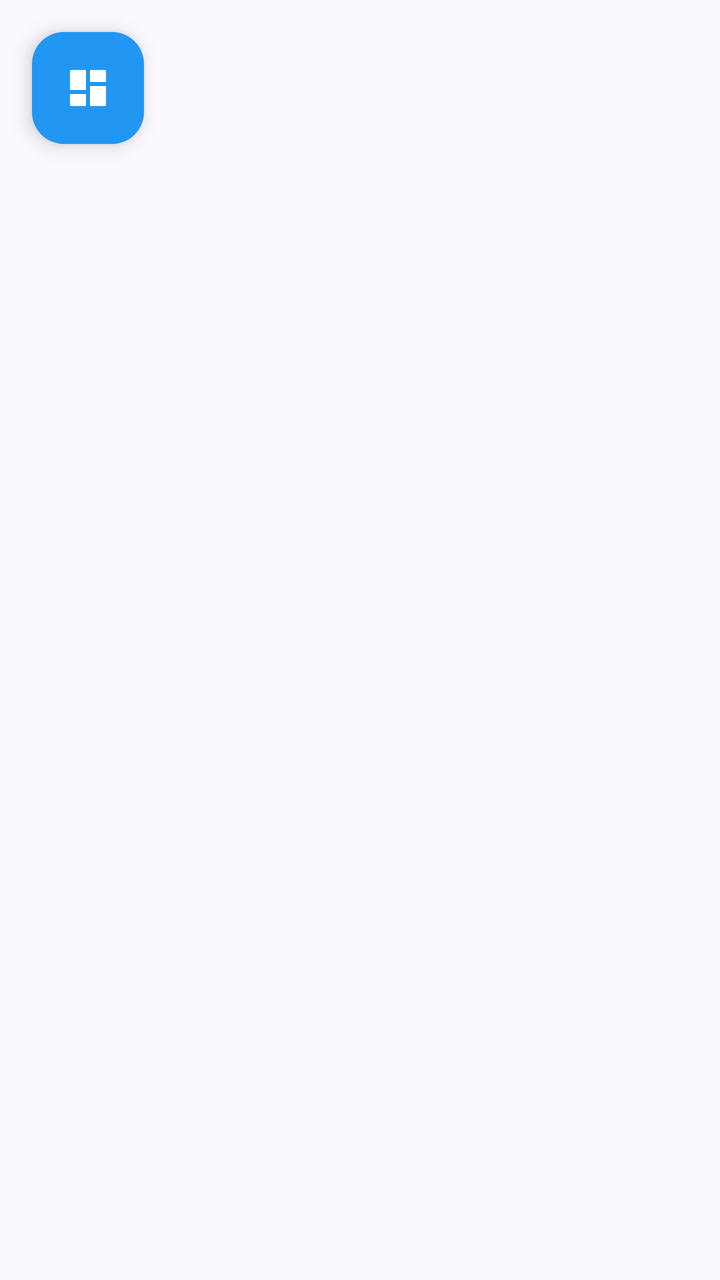
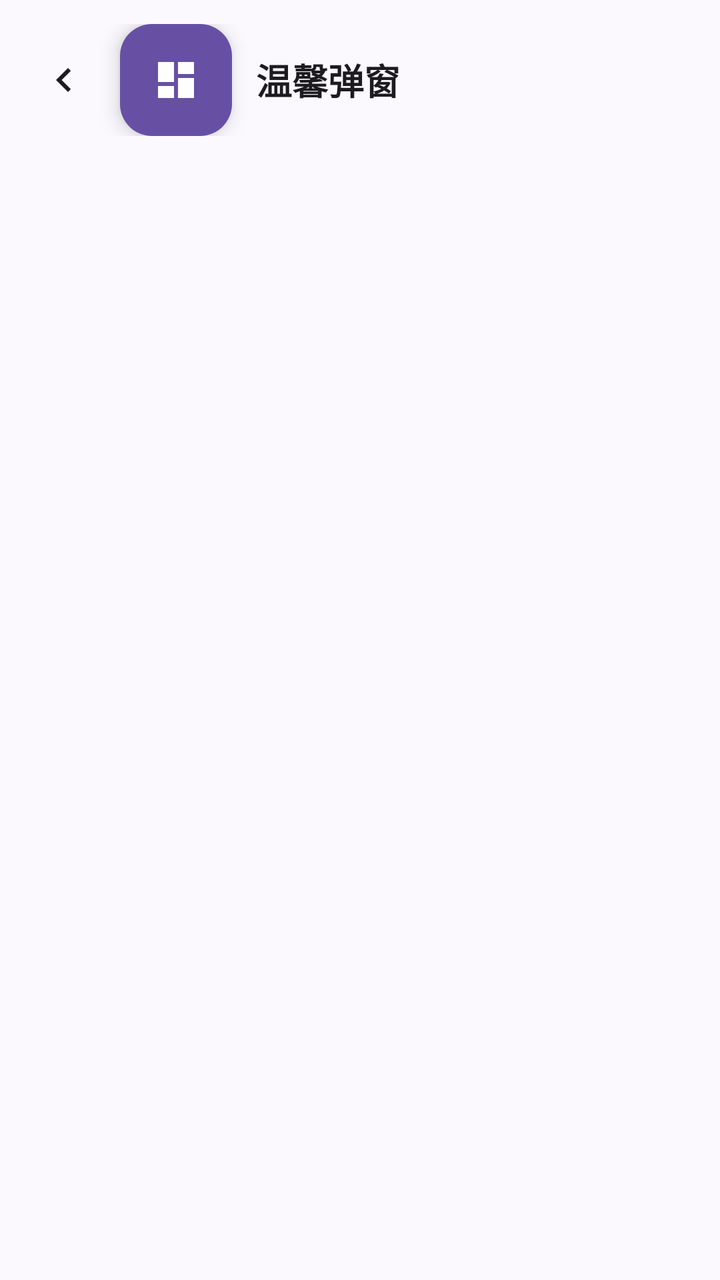

An Android layout rendered at two revisions. The XML below is the earlier revision; the diff shows what the commit changed to produce the second picture.
<!-- AndroidManifest.xml: activity theme Theme.WanXiangHub.Popup -->
<!-- res/layout/activity_warm_popup.xml -->
<?xml version="1.0" encoding="utf-8"?>
<androidx.constraintlayout.widget.ConstraintLayout xmlns:android="http://schemas.android.com/apk/res/android"
    xmlns:app="http://schemas.android.com/apk/res-auto"
    xmlns:tools="http://schemas.android.com/tools"
    android:id="@+id/main_container"
    android:layout_width="match_parent"
    android:layout_height="match_parent"
    android:background="@color/warm_bg">

    
    <androidx.cardview.widget.CardView
        android:id="@+id/control_panel"
        android:layout_width="wrap_content"
        android:layout_height="wrap_content"
        android:layout_margin="16dp"
        app:cardBackgroundColor="@android:color/white"
        app:cardCornerRadius="8dp"
        app:cardElevation="8dp"
        app:layout_constraintStart_toStartOf="parent"
        app:layout_constraintTop_toTopOf="parent"
        android:visibility="gone">

        <LinearLayout
            android:layout_width="wrap_content"
            android:layout_height="wrap_content"
            android:orientation="vertical"
            android:padding="16dp">

            <TextView
                android:id="@+id/tv_info"
                android:layout_width="wrap_content"
                android:layout_height="wrap_content"
                android:text="当前弹窗数量: 0 / 300"
                android:textColor="#333"
                android:textSize="14sp" />

            <LinearLayout
                android:layout_width="wrap_content"
                android:layout_height="wrap_content"
                android:orientation="horizontal"
                android:layout_marginTop="8dp">

                <Button
                    android:id="@+id/btn_start"
                    android:layout_width="wrap_content"
                    android:layout_height="wrap_content"
                    android:backgroundTint="#4CAF50"
                    android:text="开始弹窗"
                    android:textColor="@android:color/white"
                    android:textSize="12sp"
                    android:minHeight="40dp"/>

                <Button
                    android:id="@+id/btn_stop"
                    android:layout_width="wrap_content"
                    android:layout_height="wrap_content"
                    android:layout_marginStart="8dp"
                    android:backgroundTint="#F44336"
                    android:text="停止弹窗"
                    android:textColor="@android:color/white"
                    android:textSize="12sp"
                    android:minHeight="40dp"/>
            </LinearLayout>

            <Button
                android:id="@+id/btn_close_all"
                android:layout_width="match_parent"
                android:layout_height="wrap_content"
                android:layout_marginTop="8dp"
                android:backgroundTint="#4CAF50"
                android:text="关闭所有"
                android:textColor="@android:color/white"
                android:textSize="12sp"
                android:minHeight="40dp"/>
        </LinearLayout>
    </androidx.cardview.widget.CardView>

    
    <com.google.android.material.floatingactionbutton.FloatingActionButton
        android:id="@+id/btn_toggle_panel"
        android:layout_width="wrap_content"
        android:layout_height="wrap_content"
        android:layout_margin="16dp"
        android:src="@drawable/ic_dashboard"
        app:backgroundTint="#2196F3"
        app:tint="@android:color/white"
        app:fabSize="mini"
        app:layout_constraintStart_toStartOf="parent"
        app:layout_constraintTop_toTopOf="parent" />

    
    <FrameLayout
        android:id="@+id/popup_container"
        android:layout_width="match_parent"
        android:layout_height="match_parent"
        app:layout_constraintTop_toTopOf="parent"
        app:layout_constraintBottom_toBottomOf="parent"
        app:layout_constraintStart_toStartOf="parent"
        app:layout_constraintEnd_toEndOf="parent" />

</androidx.constraintlayout.widget.ConstraintLayout>
<!-- resources referenced by this layout -->
<resources>
  <color name="warm_bg">#FBF9FE</color>
  <!-- drawable ic_dashboard (drawable) -->
  <vector xmlns:android="http://schemas.android.com/apk/res/android"
      android:width="24dp"
      android:height="24dp"
      android:viewportWidth="24"
      android:viewportHeight="24"
      android:tint="?attr/colorControlNormal">
      <path
          android:fillColor="@android:color/white"
          android:pathData="M3,13h8L11,3L3,3v10zM3,21h8v-6L3,15v6zM13,21h8L21,11h-8v10zM13,3v6h8L21,3h-8z"/>
  </vector>
  <style name="Theme.WanXiangHub.Popup" parent="Theme.Material3.DayNight.NoActionBar">
          <item name="android:windowIsTranslucent">true</item>
          <item name="android:windowBackground">@android:color/transparent</item>
          <item name="android:windowContentOverlay">@null</item>
          <item name="android:backgroundDimEnabled">true</item>
          <item name="android:statusBarColor">@android:color/transparent</item>
          <item name="android:navigationBarColor">@android:color/transparent</item>
          <item name="android:windowLightStatusBar">true</item>
      </style>
</resources>

<!-- the commit's change to res/layout/activity_warm_popup.xml (unified diff, before → after) -->
@@ -5,97 +5,129 @@
     android:id="@+id/main_container"
     android:layout_width="match_parent"
     android:layout_height="match_parent"
-    android:background="@color/warm_bg">
+    android:background="@color/warm_bg"
+    tools:context=".WarmPopupActivity">
 
     
-    <androidx.cardview.widget.CardView
+    <LinearLayout
+        android:id="@+id/top_bar"
+        android:layout_width="match_parent"
+        android:layout_height="wrap_content"
+        android:gravity="center_vertical"
+        android:orientation="horizontal"
+        android:padding="12dp"
+        app:layout_constraintStart_toStartOf="parent"
+        app:layout_constraintTop_toTopOf="parent">
+
+        <ImageView
+            android:id="@+id/btn_back_popup"
+            android:layout_width="40dp"
+            android:layout_height="40dp"
+            android:background="?attr/selectableItemBackgroundBorderless"
+            android:clickable="true"
+            android:contentDescription="返回"
+            android:focusable="true"
+            android:padding="8dp"
+            android:src="@drawable/ic_arrow_back"
+            app:tint="?attr/colorOnSurface" />
+
+        <com.google.android.material.floatingactionbutton.FloatingActionButton
+            android:id="@+id/btn_toggle_panel"
+            android:layout_width="wrap_content"
+            android:layout_height="wrap_content"
+            android:layout_marginStart="8dp"
+            android:contentDescription="控制面板"
+            android:src="@drawable/ic_dashboard"
+            app:backgroundTint="?attr/colorPrimary"
+            app:fabSize="mini"
+            app:tint="@color/white" />
+
+        <TextView
+            android:layout_width="wrap_content"
+            android:layout_height="wrap_content"
+            android:layout_marginStart="12dp"
+            android:text="温馨弹窗"
+            android:textColor="?attr/colorOnSurface"
+            android:textSize="18sp"
+            android:textStyle="bold" />
+
+    </LinearLayout>
+
+    
+    <com.google.android.material.card.MaterialCardView
         android:id="@+id/control_panel"
+        style="@style/Widget.App.CardView"
         android:layout_width="wrap_content"
         android:layout_height="wrap_content"
         android:layout_margin="16dp"
-        app:cardBackgroundColor="@android:color/white"
-        app:cardCornerRadius="8dp"
+        android:visibility="gone"
+        app:cardCornerRadius="20dp"
         app:cardElevation="8dp"
         app:layout_constraintStart_toStartOf="parent"
-        app:layout_constraintTop_toTopOf="parent"
-        android:visibility="gone">
+        app:layout_constraintTop_toBottomOf="@+id/top_bar">
 
         <LinearLayout
             android:layout_width="wrap_content"
             android:layout_height="wrap_content"
             android:orientation="vertical"
-            android:padding="16dp">
+            android:padding="18dp">
 
             <TextView
                 android:id="@+id/tv_info"
                 android:layout_width="wrap_content"
                 android:layout_height="wrap_content"
                 android:text="当前弹窗数量: 0 / 300"
-                android:textColor="#333"
-                android:textSize="14sp" />
+                android:textColor="?attr/colorOnSurface"
+                android:textSize="14sp"
+                android:textStyle="bold" />
 
             <LinearLayout
                 android:layout_width="wrap_content"
                 android:layout_height="wrap_content"
-                android:orientation="horizontal"
-                android:layout_marginTop="8dp">
+                android:layout_marginTop="12dp"
+                android:orientation="horizontal">
 
-                <Button
+                <com.google.android.material.button.MaterialButton
                     android:id="@+id/btn_start"
                     android:layout_width="wrap_content"
                     android:layout_height="wrap_content"
-                    android:backgroundTint="#4CAF50"
-                    android:text="开始弹窗"
-                    android:textColor="@android:color/white"
-                    android:textSize="12sp"
-                    android:minHeight="40dp"/>
+                    android:minHeight="40dp"
+                    android:paddingStart="16dp"
+                    android:paddingEnd="16dp"
+                    android:text="开始弹窗" />
 
-                <Button
+                <com.google.android.material.button.MaterialButton
                     android:id="@+id/btn_stop"
+                    style="?attr/materialButtonOutlinedStyle"
                     android:layout_width="wrap_content"
                     android:layout_height="wrap_content"
                     android:layout_marginStart="8dp"
-                    android:backgroundTint="#F44336"
+                    android:minHeight="40dp"
+                    android:paddingStart="16dp"
+                    android:paddingEnd="16dp"
                     android:text="停止弹窗"
-                    android:textColor="@android:color/white"
-                    android:textSize="12sp"
-                    android:minHeight="40dp"/>
+                    android:textColor="?attr/colorError"
+                    app:strokeColor="?attr/colorError" />
             </LinearLayout>
 
-            <Button
+            <com.google.android.material.button.MaterialButton
                 android:id="@+id/btn_close_all"
+                style="?attr/materialButtonOutlinedStyle"
                 android:layout_width="match_parent"
                 android:layout_height="wrap_content"
                 android:layout_marginTop="8dp"
-                android:backgroundTint="#4CAF50"
-                android:text="关闭所有"
-                android:textColor="@android:color/white"
-                android:textSize="12sp"
-                android:minHeight="40dp"/>
+                android:minHeight="40dp"
+                android:text="关闭所有弹窗" />
+
         </LinearLayout>
-    </androidx.cardview.widget.CardView>
-
-    
-    <com.google.android.material.floatingactionbutton.FloatingActionButton
-        android:id="@+id/btn_toggle_panel"
-        android:layout_width="wrap_content"
-        android:layout_height="wrap_content"
-        android:layout_margin="16dp"
-        android:src="@drawable/ic_dashboard"
-        app:backgroundTint="#2196F3"
-        app:tint="@android:color/white"
-        app:fabSize="mini"
-        app:layout_constraintStart_toStartOf="parent"
-        app:layout_constraintTop_toTopOf="parent" />
+    </com.google.android.material.card.MaterialCardView>
 
     
     <FrameLayout
         android:id="@+id/popup_container"
         android:layout_width="match_parent"
-        android:layout_height="match_parent"
-        app:layout_constraintTop_toTopOf="parent"
+        android:layout_height="0dp"
         app:layout_constraintBottom_toBottomOf="parent"
-        app:layout_constraintStart_toStartOf="parent"
-        app:layout_constraintEnd_toEndOf="parent" />
+        app:layout_constraintTop_toBottomOf="@+id/top_bar" />
 
 </androidx.constraintlayout.widget.ConstraintLayout>
<!-- resource entries referenced after the edit -->
@@ -1,6 +1,17 @@
 <!-- resources referenced by this layout -->
 <resources>
   <color name="warm_bg">#FBF9FE</color>
+  <color name="white">#FFFFFFFF</color>
+  <!-- drawable ic_arrow_back (drawable) -->
+  <vector xmlns:android="http://schemas.android.com/apk/res/android"
+      android:width="24dp"
+      android:height="24dp"
+      android:viewportWidth="24"
+      android:viewportHeight="24">
+      <path
+          android:fillColor="?android:attr/textColorPrimary"
+          android:pathData="M15.41,7.41L14,6l-6,6 6,6 1.41,-1.41L10.83,12z"/>
+  </vector>
   <!-- drawable ic_dashboard (drawable) -->
   <vector xmlns:android="http://schemas.android.com/apk/res/android"
       android:width="24dp"
@@ -12,6 +23,13 @@
           android:fillColor="@android:color/white"
           android:pathData="M3,13h8L11,3L3,3v10zM3,21h8v-6L3,15v6zM13,21h8L21,11h-8v10zM13,3v6h8L21,3h-8z"/>
   </vector>
+  <style name="Widget.App.CardView" parent="Widget.Material3.CardView.Elevated">
+          <item name="cardBackgroundColor">?attr/colorSurfaceContainerLow</item>
+          <item name="cardCornerRadius">24dp</item>
+          <item name="cardElevation">0dp</item>
+          <item name="strokeWidth">0dp</item>
+          <item name="contentPadding">16dp</item>
+      </style>
   <style name="Theme.WanXiangHub.Popup" parent="Theme.Material3.DayNight.NoActionBar">
           <item name="android:windowIsTranslucent">true</item>
           <item name="android:windowBackground">@android:color/transparent</item>
